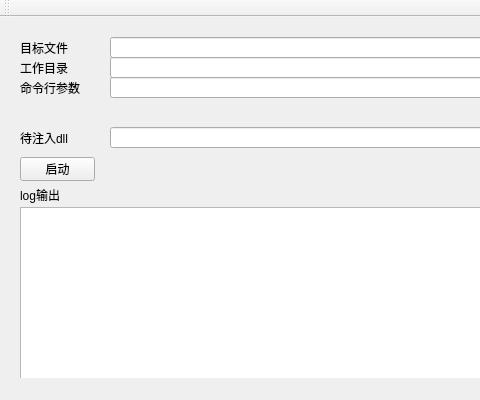
Before: the Qt Designer form RemoteInject/RemoteInjecter.ui in crossous/RemoteInject, drawn with Qt 5; both pictures show x 0 to 480 and y 0 to 400 of the 798 by 400 pixel window.
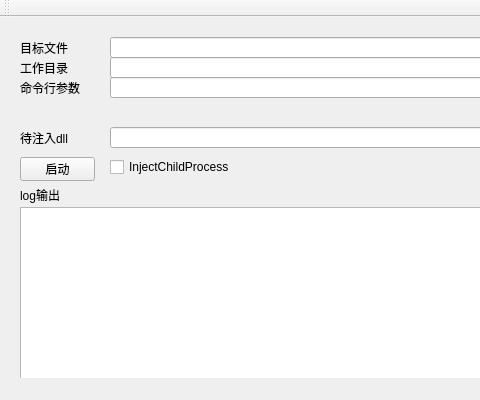
After: the same form once the commit is applied.

Commit message: add inject child process

Diff of the .ui file:
```diff
--- a/RemoteInject/RemoteInjecter.ui
+++ b/RemoteInject/RemoteInjecter.ui
@@ -181,6 +181,19 @@
      <string>log输出</string>
     </property>
    </widget>
+   <widget class="QCheckBox" name="checkBox_childProcess">
+    <property name="geometry">
+     <rect>
+      <x>110</x>
+      <y>140</y>
+      <width>131</width>
+      <height>20</height>
+     </rect>
+    </property>
+    <property name="text">
+     <string>InjectChildProcess</string>
+    </property>
+   </widget>
   </widget>
   <widget class="QToolBar" name="mainToolBar">
    <attribute name="toolBarArea">
```
The commit also changes 3 other files.
